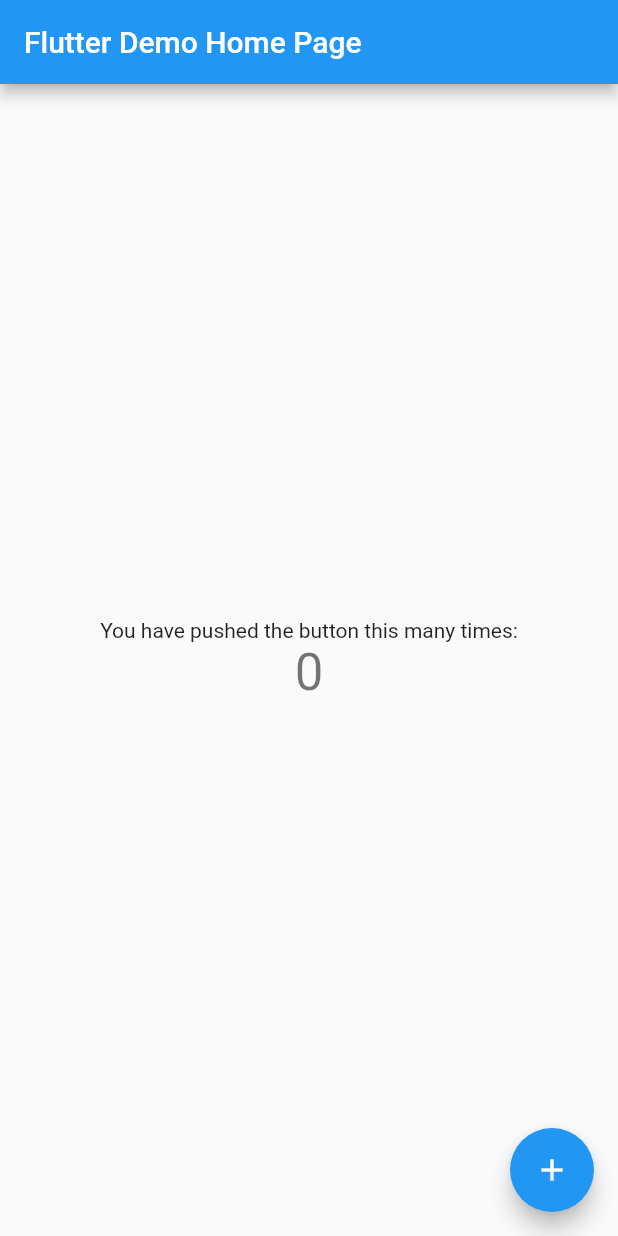
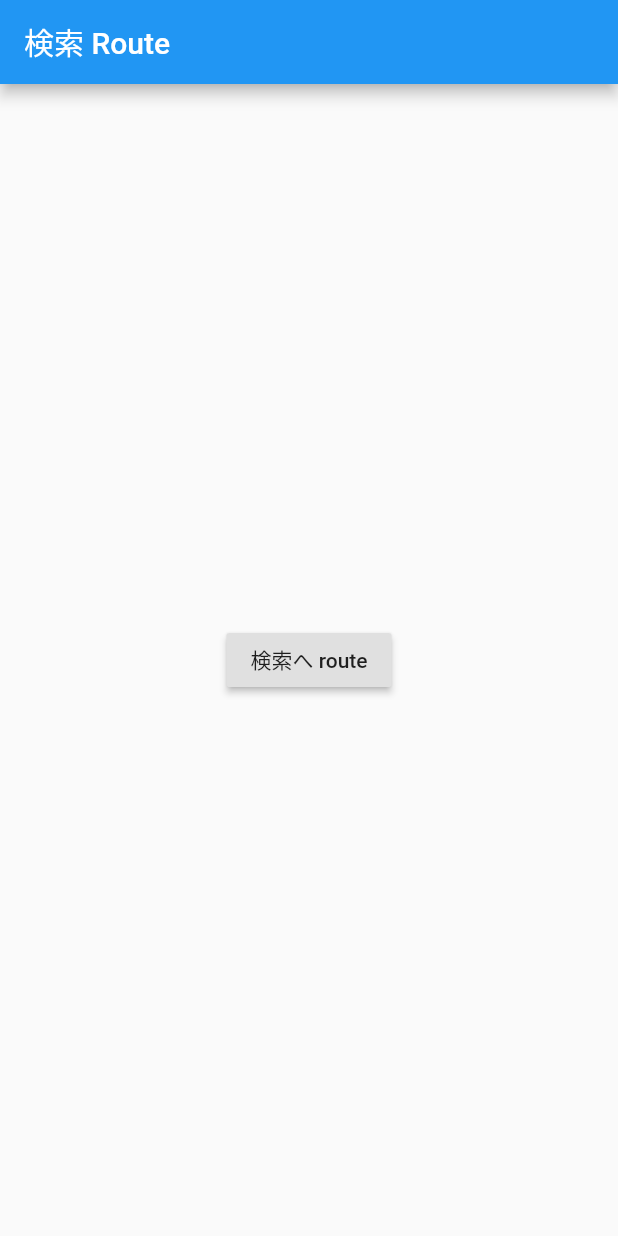
Before and after one commit to k-murakami0609/sandbox_flutter_design_pattern, a Flutter app: the screen it shows after launch, on a phone screen of 412 x 824 dp. Run offline on Flutter 3.47's test engine with Material 2 defaults, Android fonts, the phone set to English and light mode, and no system bars.

Commit message:
ルーティングを追加した

```diff
--- a/lib/main.dart
+++ b/lib/main.dart
@@ -1,111 +1,18 @@
 import 'package:flutter/material.dart';
 
-void main() => runApp(MyApp());
+import 'screen/favorite/favorite_screen.dart';
+import 'screen/search/search_screen.dart';
 
-class MyApp extends StatelessWidget {
-  // This widget is the root of your application.
-  @override
-  Widget build(BuildContext context) {
-    return MaterialApp(
-      title: 'Flutter Demo',
-      theme: ThemeData(
-        // This is the theme of your application.
-        //
-        // Try running your application with "flutter run". You'll see the
-        // application has a blue toolbar. Then, without quitting the app, try
-        // changing the primarySwatch below to Colors.green and then invoke
-        // "hot reload" (press "r" in the console where you ran "flutter run",
-        // or simply save your changes to "hot reload" in a Flutter IDE).
-        // Notice that the counter didn't reset back to zero; the application
-        // is not restarted.
-        primarySwatch: Colors.blue,
-      ),
-      home: MyHomePage(title: 'Flutter Demo Home Page'),
-    );
-  }
+//import 'screen/favorite/favorite_screen.dart';
+//import 'screen/search/search_screen.dart';
+
+void main() {
+  runApp(MaterialApp(
+    title: 'Named Routes Demo',
+    initialRoute: '/',
+    routes: {
+      '/': (context) => SearchScreen(),
+      '/favorite': (context) => FavoriteScreen(),
+    },
+  ));
 }
-
-class MyHomePage extends StatefulWidget {
-  MyHomePage({Key key, this.title}) : super(key: key);
-
-  // This widget is the home page of your application. It is stateful, meaning
-  // that it has a State object (defined below) that contains fields that affect
-  // how it looks.
-
-  // This class is the configuration for the state. It holds the values (in this
-  // case the title) provided by the parent (in this case the App widget) and
-  // used by the build method of the State. Fields in a Widget subclass are
-  // always marked "final".
-
-  final String title;
-
-  @override
-  _MyHomePageState createState() => _MyHomePageState();
-}
-
-class _MyHomePageState extends State<MyHomePage> {
-  int _counter = 0;
-
-  void _incrementCounter() {
-    setState(() {
-      // This call to setState tells the Flutter framework that something has
-      // changed in this State, which causes it to rerun the build method below
-      // so that the display can reflect the updated values. If we changed
-      // _counter without calling setState(), then the build method would not be
-      // called again, and so nothing would appear to happen.
-      _counter++;
-    });
-  }
-
-  @override
-  Widget build(BuildContext context) {
-    // This method is rerun every time setState is called, for instance as done
-    // by the _incrementCounter method above.
-    //
-    // The Flutter framework has been optimized to make rerunning build methods
-    // fast, so that you can just rebuild anything that needs updating rather
-    // than having to individually change instances of widgets.
-    return Scaffold(
-      appBar: AppBar(
-        // Here we take the value from the MyHomePage object that was created by
-        // the App.build method, and use it to set our appbar title.
-        title: Text(widget.title),
-      ),
-      body: Center(
-        // Center is a layout widget. It takes a single child and positions it
-        // in the middle of the parent.
-        child: Column(
-          // Column is also layout widget. It takes a list of children and
-          // arranges them vertically. By default, it sizes itself to fit its
-          // children horizontally, and tries to be as tall as its parent.
-          //
-          // Invoke "debug painting" (press "p" in the console, choose the
-          // "Toggle Debug Paint" action from the Flutter Inspector in Android
-          // Studio, or the "Toggle Debug Paint" command in Visual Studio Code)
-          // to see the wireframe for each widget.
-          //
-          // Column has various properties to control how it sizes itself and
-          // how it positions its children. Here we use mainAxisAlignment to
-          // center the children vertically; the main axis here is the vertical
-          // axis because Columns are vertical (the cross axis would be
-          // horizontal).
-          mainAxisAlignment: MainAxisAlignment.center,
-          children: <Widget>[
-            Text(
-              'You have pushed the button this many times:',
-            ),
-            Text(
-              '$_counter',
-              style: Theme.of(context).textTheme.display1,
-            ),
-          ],
-        ),
-      ),
-      floatingActionButton: FloatingActionButton(
-        onPressed: _incrementCounter,
-        tooltip: 'Increment',
-        child: Icon(Icons.add),
-      ), // This trailing comma makes auto-formatting nicer for build methods.
-    );
-  }
-}
--- /dev/null
+++ b/lib/screen/favorite/favorite_screen.dart
@@ -0,0 +1,21 @@
+import 'package:flutter/cupertino.dart';
+import 'package:flutter/material.dart';
+
+class FavoriteScreen extends StatelessWidget {
+  @override
+  Widget build(BuildContext context) {
+    return Scaffold(
+      appBar: AppBar(
+        title: Text('Second Route'),
+      ),
+      body: Center(
+        child: RaisedButton(
+          child: Text('元の場所へ route'),
+          onPressed: () {
+            Navigator.pop(context);
+          },
+        ),
+      ),
+    );
+  }
+}
--- /dev/null
+++ b/lib/screen/search/search_screen.dart
@@ -0,0 +1,22 @@
+import 'package:flutter/cupertino.dart';
+import 'package:flutter/material.dart';
+
+class SearchScreen extends StatelessWidget {
+  @override
+  Widget build(BuildContext context) {
+    return Scaffold(
+      appBar: AppBar(
+        title: Text('検索 Route'),
+      ),
+      body: Center(
+        child: RaisedButton(
+          child: Text('検索へ route'),
+          onPressed: () {
+            Navigator.pushNamed(context, '/favorite');
+            // Navigate to second route when tapped.
+          },
+        ),
+      ),
+    );
+  }
+}
```
